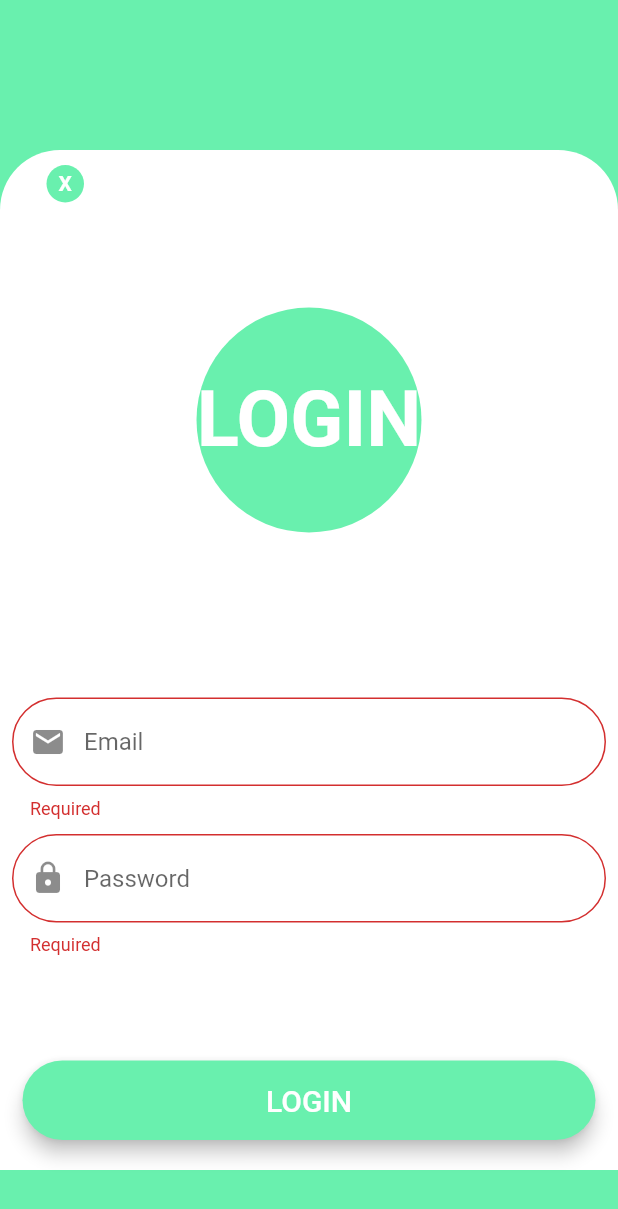
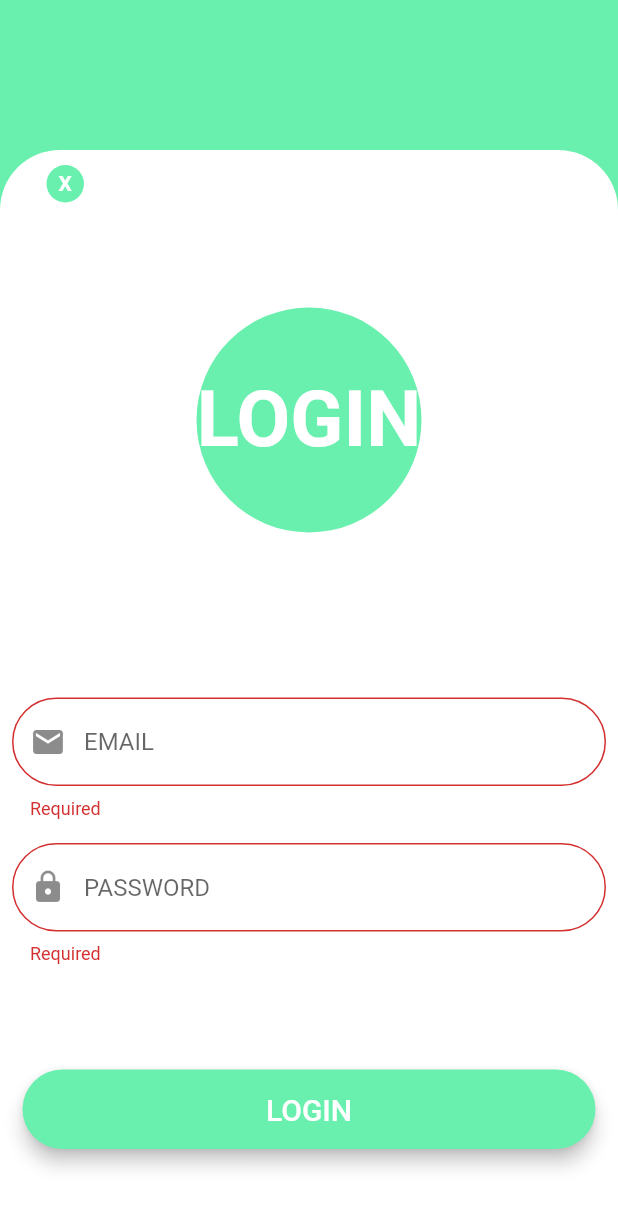
Before and after one commit to anubhavmishra7/LoginPage-Verzeo, a Flutter app: the LoginPage widget shown alone on an empty page, opened directly, on a phone screen of 412 x 824 dp. Shown: the top 1209 px of the screen. Run offline on Flutter 3.47's test engine with Material 2 defaults, Android fonts, the phone set to English and light mode, and no system bars.

```diff
--- a/lib/main.dart
+++ b/lib/main.dart
@@ -30,7 +30,7 @@ class MyApp extends StatelessWidget {
           //brightness: Brightness.dark,
           //primarySwatch: Colors.brown),
           ),
-      initialRoute: Myroutes.homescreenroute,
+      initialRoute: Myroutes.homeroute,
       routes: {
         "/": (context) => LoginPage(),
         Myroutes.homeroute: (context) => Homepage(),
--- a/lib/pages/home_page.dart
+++ b/lib/pages/home_page.dart
@@ -87,7 +87,7 @@ class Homepage extends StatelessWidget {
                     Padding(
                       padding: const EdgeInsets.only(top: 15),
                       child: TextButton(
-                        child: Text('Register', style: TextStyle(fontSize: 20)),
+                        child: Text('REGISTER', style: TextStyle(fontSize: 20)),
                         style: TextButton.styleFrom(
                             primary: Colors.white,
                             backgroundColor: Colors.greenAccent,
--- a/lib/pages/login_page.dart
+++ b/lib/pages/login_page.dart
@@ -12,19 +12,24 @@ class LoginPage extends StatefulWidget {
 }
 
 class _LoginPageState extends State<LoginPage> {
-  GlobalKey<FormState> formkey = GlobalKey<FormState>();
-  void validate() {
-    if (formkey.currentState!.validate()) {
-      print('Great');
-    } else {
-      print('Error');
+  GlobalKey<FormState> _formkey = GlobalKey<FormState>();
+  moveToHome(BuildContext context) {
+    if (_formkey.currentState!.validate())
+      Navigator.pushNamed(context, Myroutes.homescreenroute);
   }
-  }
+  // void validate() {
+  //   if (_formkey.currentState!.validate()) {
+  //     print('Great');
+  //   } else {
+  //     print('Error');
+  //   }
+  // }
 
   @override
   Widget build(BuildContext context) {
     return Material(
       color: Colors.greenAccent,
+      child: SingleChildScrollView(
         child: Column(children: [
           Padding(
             padding: const EdgeInsets.only(top: 100.0),
@@ -77,16 +82,18 @@ class _LoginPageState extends State<LoginPage> {
                   Container(
                     padding: EdgeInsets.only(top: 10, left: 8, right: 8),
                     child: Form(
+                      key: _formkey,
                       autovalidateMode: AutovalidateMode.always,
-                    key: formkey,
-                    child: TextFormField(
+                      child: Column(
+                        children: [
+                          TextFormField(
                             keyboardType: TextInputType.emailAddress,
                             decoration: (InputDecoration(
                                 prefixIcon: Padding(
                                   padding: EdgeInsets.all(0),
                                   child: Icon(Icons.mail),
                                 ),
-                          hintText: 'Email',
+                                hintText: 'EMAIL',
                                 border: OutlineInputBorder(
                                     borderRadius: BorderRadius.circular(40)))),
                             validator: (value) {
@@ -97,12 +104,8 @@ class _LoginPageState extends State<LoginPage> {
                               }
                             },
                           ),
-                  ),
-                ),
-                Form(
-                  autovalidateMode: AutovalidateMode.always,
-                  child: Container(
-                    padding: EdgeInsets.only(top: 10, left: 8, right: 8),
+                          Padding(
+                            padding: const EdgeInsets.only(top: 16.0),
                             child: TextFormField(
                               obscureText: true,
                               decoration: (InputDecoration(
@@ -110,9 +113,10 @@ class _LoginPageState extends State<LoginPage> {
                                     padding: EdgeInsets.all(0),
                                     child: Icon(Icons.lock),
                                   ),
-                          hintText: 'Password',
+                                  hintText: 'PASSWORD',
                                   border: OutlineInputBorder(
-                              borderRadius: BorderRadius.circular(40)))),
+                                      borderRadius:
+                                          BorderRadius.circular(40)))),
                               validator: (value) {
                                 if (value!.isEmpty) {
                                   return "Required";
@@ -124,7 +128,19 @@ class _LoginPageState extends State<LoginPage> {
                               },
                             ),
                           ),
+                        ],
                       ),
+                    ),
+                    //),
+                  ),
+                  // Form(
+                  //   autovalidateMode: AutovalidateMode.always,
+                  //   child:
+                  //    Container(
+                  //     padding: EdgeInsets.only(top: 10, left: 8, right: 8),
+                  //     child:
+                  //   ),
+                  // ),
                   Padding(
                     padding: EdgeInsets.only(top: 70, left: 15, right: 15),
                     child: TextButton(
@@ -142,21 +158,25 @@ class _LoginPageState extends State<LoginPage> {
 
                             padding: EdgeInsets.only(
                                 left: 0, right: 0, top: 15, bottom: 15)),
-                      onPressed: () {
-                        Navigator.pushNamed(context, Myroutes.homescreenroute);
-                      }),
+                        onPressed: () => moveToHome(context)
+                        // {
+                        //   Navigator.pushNamed(
+                        //       context, Myroutes.homescreenroute);
+                        // }
+                        ),
                   ),
                 ],
               )),
 
               width: double.infinity,
-            height: 680,
+              height: 800,
               //constraints: BoxConstraints.expand(),
 
               decoration: BoxDecoration(
                 color: Colors.white,
                 borderRadius: BorderRadius.only(
-                  topLeft: Radius.circular(40), topRight: Radius.circular(40)),
+                    topLeft: Radius.circular(40),
+                    topRight: Radius.circular(40)),
 
                 //color: Colors.greenAccent,
               ),
@@ -196,6 +216,7 @@ class _LoginPageState extends State<LoginPage> {
           //     textScaleFactor: 1.0,
           //   ),
         ]),
+      ),
     );
   }
 }
--- a/pubspec.yaml
+++ b/pubspec.yaml
@@ -49,7 +49,7 @@ flutter:
 
   # To add assets to your application, add an assets section, like this:
   assets:
-    - assets/images/
+    - assets/images/login.png
   #   - images/a_dot_ham.jpeg
 
   # An image asset can refer to one or more resolution-specific "variants", see
```
Also changed, not shown: lib/pages/address_page.dart (+6 -3 lines), lib/pages/homescreen.dart (+13 -9 lines), assets/images/hello.png (added), assets/images/hey.png (added), flutter_01.png (added). Lines whose indentation alone changed are shown as unchanged.
